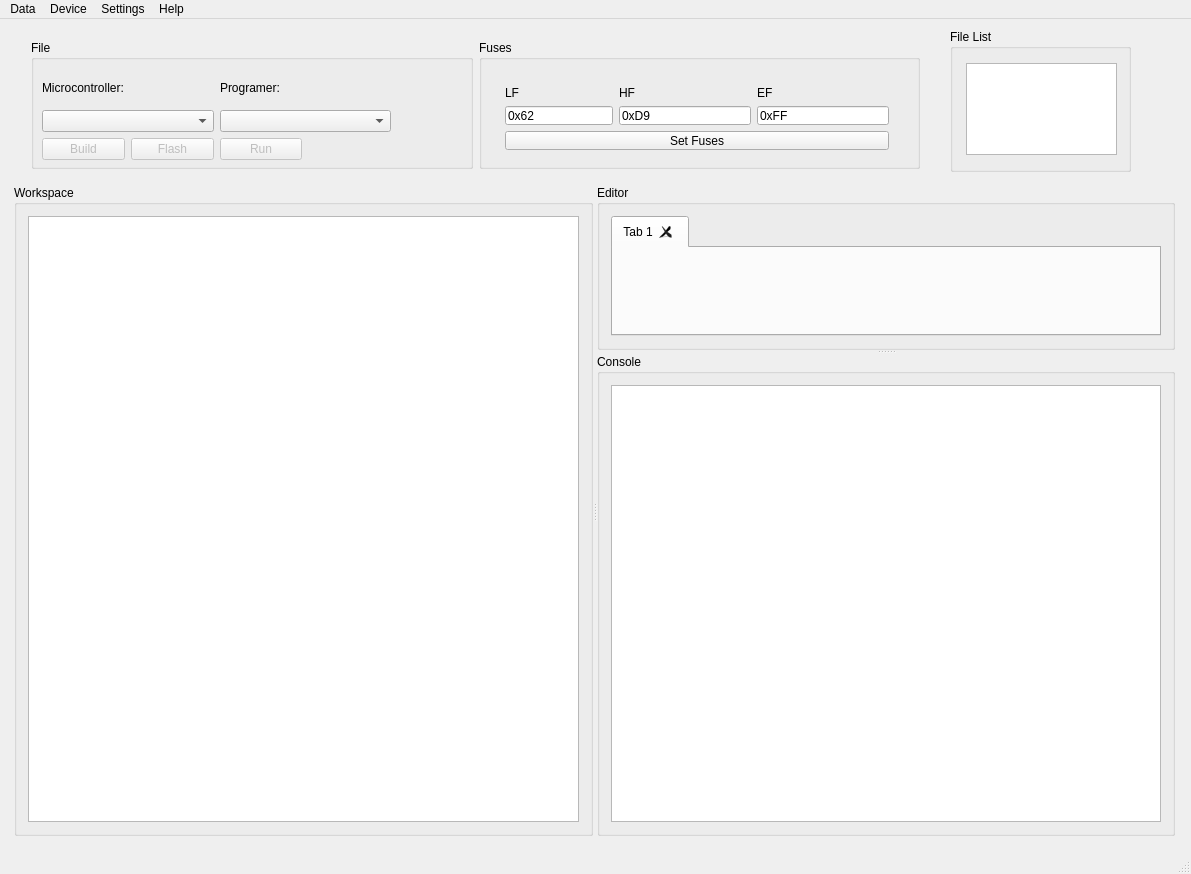
Old version of the form mainwindow.ui in the repository Barcley1990/QtAVR.
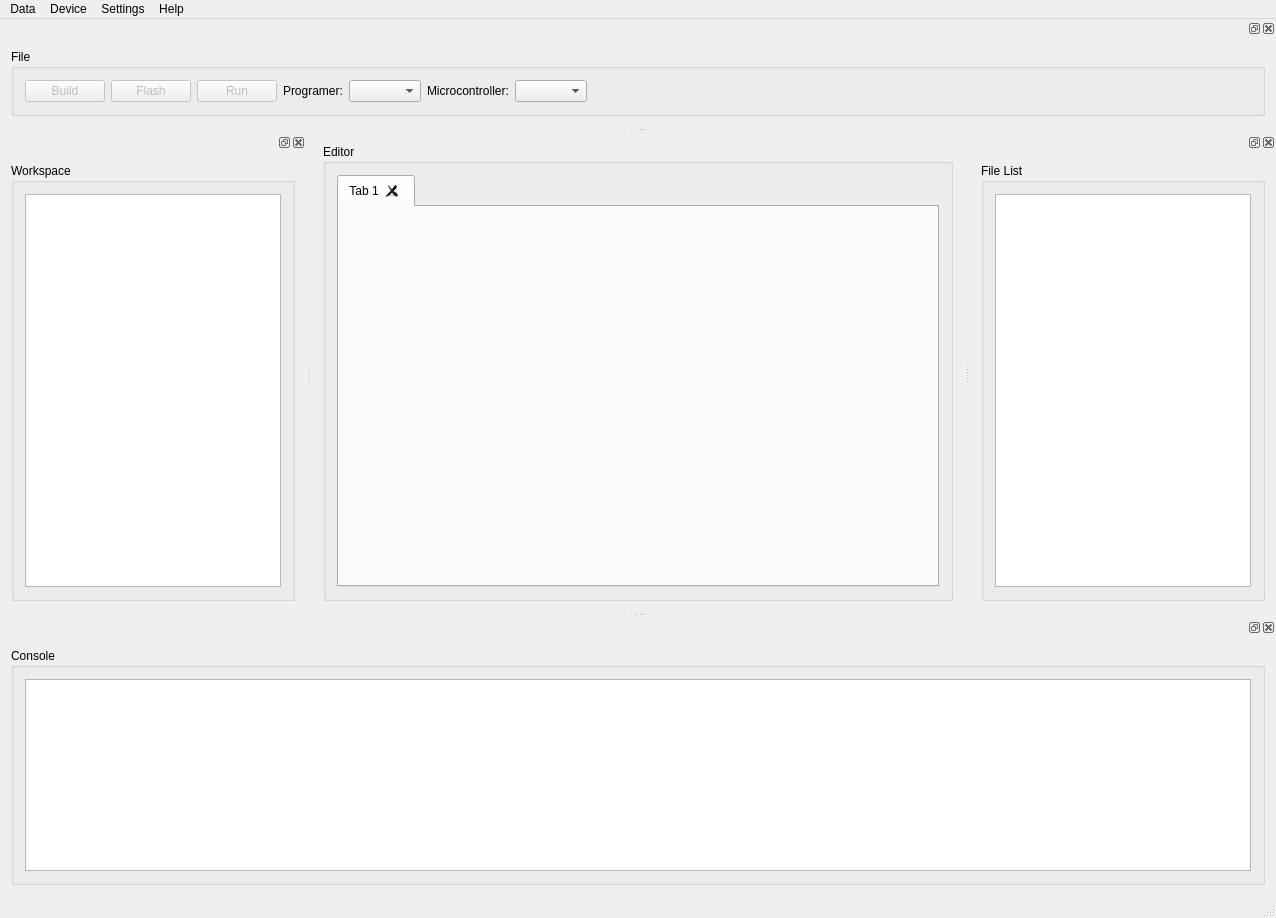
New version of the form. Icons and pictures are not drawn.

Commit message: New Layout with Dock Widgets

```diff
--- a/mainwindow.ui
+++ b/mainwindow.ui
@@ -6,8 +6,8 @@
    <rect>
     <x>0</x>
     <y>0</y>
-    <width>1191</width>
-    <height>874</height>
+    <width>1276</width>
+    <height>918</height>
    </rect>
   </property>
   <property name="minimumSize">
@@ -30,92 +30,8 @@
     <normaloff>:/images/images/chip03.png</normaloff>:/images/images/chip03.png</iconset>
   </property>
   <widget class="QWidget" name="centralWidget">
-   <widget class="QGroupBox" name="groupBox_6">
-    <property name="geometry">
-     <rect>
-      <x>950</x>
-      <y>10</y>
-      <width>181</width>
-      <height>143</height>
-     </rect>
-    </property>
-    <property name="sizePolicy">
-     <sizepolicy hsizetype="Maximum" vsizetype="Ignored">
-      <horstretch>0</horstretch>
-      <verstretch>0</verstretch>
-     </sizepolicy>
-    </property>
-    <property name="title">
-     <string>File List</string>
-    </property>
-    <widget class="QTextBrowser" name="cCfiles">
-     <property name="geometry">
-      <rect>
-       <x>16</x>
-       <y>34</y>
-       <width>151</width>
-       <height>92</height>
-      </rect>
-     </property>
-     <property name="sizePolicy">
-      <sizepolicy hsizetype="Maximum" vsizetype="Maximum">
-       <horstretch>0</horstretch>
-       <verstretch>0</verstretch>
-      </sizepolicy>
-     </property>
-     <property name="frameShape">
-      <enum>QFrame::StyledPanel</enum>
-     </property>
-     <property name="frameShadow">
-      <enum>QFrame::Sunken</enum>
-     </property>
-     <property name="midLineWidth">
-      <number>1</number>
-     </property>
-     <property name="textInteractionFlags">
-      <set>Qt::TextBrowserInteraction</set>
-     </property>
-    </widget>
-   </widget>
-   <widget class="QSplitter" name="splitter_2">
-    <property name="geometry">
-     <rect>
-      <x>14</x>
-      <y>166</y>
-      <width>1161</width>
-      <height>651</height>
-     </rect>
-    </property>
-    <property name="orientation">
-     <enum>Qt::Horizontal</enum>
-    </property>
-    <widget class="QGroupBox" name="groupBox">
-     <property name="sizePolicy">
-      <sizepolicy hsizetype="Expanding" vsizetype="Expanding">
-       <horstretch>0</horstretch>
-       <verstretch>0</verstretch>
-      </sizepolicy>
-     </property>
-     <property name="title">
-      <string>Workspace</string>
-     </property>
-     <layout class="QVBoxLayout" name="verticalLayout_7">
-      <item>
-       <widget class="QTreeView" name="treeView">
-        <property name="sizePolicy">
-         <sizepolicy hsizetype="Preferred" vsizetype="Expanding">
-          <horstretch>0</horstretch>
-          <verstretch>0</verstretch>
-         </sizepolicy>
-        </property>
-       </widget>
-      </item>
-     </layout>
-    </widget>
-    <widget class="QSplitter" name="splitter">
-     <property name="orientation">
-      <enum>Qt::Vertical</enum>
-     </property>
+   <layout class="QGridLayout" name="gridLayout_8">
+    <item row="0" column="0">
      <widget class="QGroupBox" name="groupBox_4">
       <property name="sizePolicy">
        <sizepolicy hsizetype="Expanding" vsizetype="Expanding">
@@ -171,205 +87,15 @@
        </item>
       </layout>
      </widget>
-     <widget class="QGroupBox" name="groupBox_5">
-      <property name="sizePolicy">
-       <sizepolicy hsizetype="Expanding" vsizetype="Expanding">
-        <horstretch>0</horstretch>
-        <verstretch>0</verstretch>
-       </sizepolicy>
-      </property>
-      <property name="title">
-       <string>Console</string>
-      </property>
-      <layout class="QHBoxLayout" name="horizontalLayout_13">
-       <item>
-        <widget class="QTextBrowser" name="cOutput">
-         <property name="sizePolicy">
-          <sizepolicy hsizetype="Preferred" vsizetype="Preferred">
-           <horstretch>0</horstretch>
-           <verstretch>0</verstretch>
-          </sizepolicy>
-         </property>
-        </widget>
-       </item>
-      </layout>
-     </widget>
-    </widget>
-   </widget>
-   <widget class="QWidget" name="">
-    <property name="geometry">
-     <rect>
-      <x>20</x>
-      <y>10</y>
-      <width>911</width>
-      <height>151</height>
-     </rect>
-    </property>
-    <layout class="QHBoxLayout" name="horizontalLayout">
-     <item>
-      <widget class="QGroupBox" name="groupBox_3">
-       <property name="sizePolicy">
-        <sizepolicy hsizetype="Preferred" vsizetype="Preferred">
-         <horstretch>0</horstretch>
-         <verstretch>0</verstretch>
-        </sizepolicy>
-       </property>
-       <property name="title">
-        <string>File</string>
-       </property>
-       <widget class="QWidget" name="">
-        <property name="geometry">
-         <rect>
-          <x>0</x>
-          <y>20</y>
-          <width>371</width>
-          <height>111</height>
-         </rect>
-        </property>
-        <layout class="QGridLayout" name="gridLayout">
-         <item row="0" column="0" colspan="2">
-          <widget class="QLabel" name="label">
-           <property name="text">
-            <string>Microcontroller:</string>
-           </property>
-          </widget>
-         </item>
-         <item row="0" column="2" colspan="2">
-          <widget class="QLabel" name="label_2">
-           <property name="text">
-            <string>Programer:</string>
-           </property>
-          </widget>
-         </item>
-         <item row="1" column="0" colspan="2">
-          <widget class="QComboBox" name="cbController"/>
-         </item>
-         <item row="1" column="2" colspan="2">
-          <widget class="QComboBox" name="cbFlashtool"/>
-         </item>
-         <item row="2" column="0">
-          <widget class="QPushButton" name="bBuild">
-           <property name="enabled">
-            <bool>false</bool>
-           </property>
-           <property name="text">
-            <string>Build</string>
-           </property>
-          </widget>
-         </item>
-         <item row="2" column="1">
-          <widget class="QPushButton" name="bFlash">
-           <property name="enabled">
-            <bool>false</bool>
-           </property>
-           <property name="text">
-            <string>Flash</string>
-           </property>
-          </widget>
-         </item>
-         <item row="2" column="2">
-          <widget class="QPushButton" name="bRun">
-           <property name="enabled">
-            <bool>false</bool>
-           </property>
-           <property name="text">
-            <string>Run</string>
-           </property>
-          </widget>
-         </item>
-        </layout>
-       </widget>
-       <zorder>cbController</zorder>
-       <zorder>bFlash</zorder>
-       <zorder>bBuild</zorder>
-       <zorder>label_2</zorder>
-       <zorder>cbFlashtool</zorder>
-       <zorder>bRun</zorder>
-       <zorder>groupBox_7</zorder>
-      </widget>
-     </item>
-     <item>
-      <widget class="QGroupBox" name="groupBox_7">
-       <property name="title">
-        <string>Fuses</string>
-       </property>
-       <widget class="QWidget" name="">
-        <property name="geometry">
-         <rect>
-          <x>15</x>
-          <y>35</y>
-          <width>406</width>
-          <height>86</height>
-         </rect>
-        </property>
-        <layout class="QGridLayout" name="gridLayout_2">
-         <item row="1" column="0" colspan="3">
-          <widget class="QLineEdit" name="lLF">
-           <property name="text">
-            <string>0x62</string>
-           </property>
-          </widget>
-         </item>
-         <item row="1" column="3">
-          <widget class="QLineEdit" name="lHF">
-           <property name="text">
-            <string>0xD9</string>
-           </property>
-          </widget>
-         </item>
-         <item row="1" column="4">
-          <widget class="QLineEdit" name="lEF">
-           <property name="text">
-            <string>0xFF</string>
-           </property>
-          </widget>
-         </item>
-         <item row="2" column="0" colspan="5">
-          <widget class="QPushButton" name="bFuses">
-           <property name="text">
-            <string>Set Fuses</string>
-           </property>
-          </widget>
-         </item>
-         <item row="0" column="3">
-          <widget class="QLabel" name="label_5">
-           <property name="text">
-            <string>HF</string>
-           </property>
-          </widget>
-         </item>
-         <item row="0" column="4">
-          <widget class="QLabel" name="label_7">
-           <property name="text">
-            <string>EF</string>
-           </property>
-          </widget>
-         </item>
-         <item row="0" column="0" colspan="3">
-          <widget class="QLabel" name="label_6">
-           <property name="text">
-            <string>LF</string>
-           </property>
-          </widget>
-         </item>
-        </layout>
-       </widget>
-      </widget>
-     </item>
-    </layout>
-   </widget>
-   <zorder></zorder>
-   <zorder>groupBox_7</zorder>
-   <zorder>groupBox_7</zorder>
-   <zorder>groupBox_6</zorder>
-   <zorder>groupBox_3</zorder>
+    </item>
+   </layout>
   </widget>
   <widget class="QMenuBar" name="menuBar">
    <property name="geometry">
     <rect>
      <x>0</x>
      <y>0</y>
-     <width>1191</width>
+     <width>1276</width>
      <height>22</height>
     </rect>
    </property>
@@ -418,6 +144,211 @@
    <addaction name="menuHelp"/>
   </widget>
   <widget class="QStatusBar" name="statusBar"/>
+  <widget class="QDockWidget" name="dockWidget">
+   <attribute name="dockWidgetArea">
+    <number>1</number>
+   </attribute>
+   <widget class="QWidget" name="dockWidgetContents">
+    <layout class="QGridLayout" name="gridLayout_3">
+     <item row="0" column="1">
+      <widget class="QGroupBox" name="groupBox">
+       <property name="sizePolicy">
+        <sizepolicy hsizetype="Expanding" vsizetype="Expanding">
+         <horstretch>0</horstretch>
+         <verstretch>0</verstretch>
+        </sizepolicy>
+       </property>
+       <property name="title">
+        <string>Workspace</string>
+       </property>
+       <layout class="QGridLayout" name="gridLayout_2">
+        <item row="0" column="0">
+         <widget class="QTreeView" name="treeView">
+          <property name="sizePolicy">
+           <sizepolicy hsizetype="Expanding" vsizetype="Expanding">
+            <horstretch>0</horstretch>
+            <verstretch>0</verstretch>
+           </sizepolicy>
+          </property>
+         </widget>
+        </item>
+       </layout>
+      </widget>
+     </item>
+    </layout>
+   </widget>
+  </widget>
+  <widget class="QDockWidget" name="dockWidget_2">
+   <attribute name="dockWidgetArea">
+    <number>4</number>
+   </attribute>
+   <widget class="QWidget" name="dockWidgetContents_2">
+    <layout class="QGridLayout" name="gridLayout_5">
+     <item row="0" column="0">
+      <widget class="QGroupBox" name="groupBox_3">
+       <property name="sizePolicy">
+        <sizepolicy hsizetype="Expanding" vsizetype="Maximum">
+         <horstretch>0</horstretch>
+         <verstretch>0</verstretch>
+        </sizepolicy>
+       </property>
+       <property name="title">
+        <string>File</string>
+       </property>
+       <layout class="QGridLayout" name="gridLayout_4">
+        <item row="0" column="0">
+         <layout class="QGridLayout" name="gridLayout">
+          <item row="0" column="0">
+           <widget class="QPushButton" name="bBuild">
+            <property name="enabled">
+             <bool>false</bool>
+            </property>
+            <property name="text">
+             <string>Build</string>
+            </property>
+           </widget>
+          </item>
+          <item row="0" column="2">
+           <widget class="QPushButton" name="bRun">
+            <property name="enabled">
+             <bool>false</bool>
+            </property>
+            <property name="text">
+             <string>Run</string>
+            </property>
+           </widget>
+          </item>
+          <item row="0" column="1">
+           <widget class="QPushButton" name="bFlash">
+            <property name="enabled">
+             <bool>false</bool>
+            </property>
+            <property name="text">
+             <string>Flash</string>
+            </property>
+           </widget>
+          </item>
+          <item row="0" column="4">
+           <widget class="QLabel" name="label_2">
+            <property name="text">
+             <string>Programer:</string>
+            </property>
+           </widget>
+          </item>
+          <item row="0" column="7">
+           <widget class="QLabel" name="label">
+            <property name="text">
+             <string>Microcontroller:</string>
+            </property>
+           </widget>
+          </item>
+          <item row="0" column="5">
+           <widget class="QComboBox" name="cbFlashtool"/>
+          </item>
+          <item row="0" column="8">
+           <widget class="QComboBox" name="cbController"/>
+          </item>
+         </layout>
+        </item>
+        <item row="0" column="1">
+         <spacer name="horizontalSpacer">
+          <property name="orientation">
+           <enum>Qt::Horizontal</enum>
+          </property>
+          <property name="sizeHint" stdset="0">
+           <size>
+            <width>40</width>
+            <height>20</height>
+           </size>
+          </property>
+         </spacer>
+        </item>
+       </layout>
+      </widget>
+     </item>
+    </layout>
+   </widget>
+  </widget>
+  <widget class="QDockWidget" name="dockWidget_4">
+   <attribute name="dockWidgetArea">
+    <number>2</number>
+   </attribute>
+   <widget class="QWidget" name="dockWidgetContents_5">
+    <layout class="QGridLayout" name="gridLayout_7">
+     <item row="0" column="0">
+      <widget class="QGroupBox" name="groupBox_6">
+       <property name="sizePolicy">
+        <sizepolicy hsizetype="Expanding" vsizetype="Expanding">
+         <horstretch>0</horstretch>
+         <verstretch>0</verstretch>
+        </sizepolicy>
+       </property>
+       <property name="title">
+        <string>File List</string>
+       </property>
+       <layout class="QHBoxLayout" name="horizontalLayout_2">
+        <item>
+         <widget class="QTextBrowser" name="cCfiles">
+          <property name="sizePolicy">
+           <sizepolicy hsizetype="Expanding" vsizetype="Expanding">
+            <horstretch>0</horstretch>
+            <verstretch>0</verstretch>
+           </sizepolicy>
+          </property>
+          <property name="frameShape">
+           <enum>QFrame::StyledPanel</enum>
+          </property>
+          <property name="frameShadow">
+           <enum>QFrame::Sunken</enum>
+          </property>
+          <property name="midLineWidth">
+           <number>1</number>
+          </property>
+          <property name="textInteractionFlags">
+           <set>Qt::TextBrowserInteraction</set>
+          </property>
+         </widget>
+        </item>
+       </layout>
+      </widget>
+     </item>
+    </layout>
+   </widget>
+  </widget>
+  <widget class="QDockWidget" name="dockWidget_5">
+   <attribute name="dockWidgetArea">
+    <number>8</number>
+   </attribute>
+   <widget class="QWidget" name="dockWidgetContents_6">
+    <layout class="QGridLayout" name="gridLayout_6">
+     <item row="0" column="0">
+      <widget class="QGroupBox" name="groupBox_5">
+       <property name="sizePolicy">
+        <sizepolicy hsizetype="Expanding" vsizetype="Preferred">
+         <horstretch>0</horstretch>
+         <verstretch>0</verstretch>
+        </sizepolicy>
+       </property>
+       <property name="title">
+        <string>Console</string>
+       </property>
+       <layout class="QHBoxLayout" name="horizontalLayout_13">
+        <item>
+         <widget class="QTextBrowser" name="cOutput">
+          <property name="sizePolicy">
+           <sizepolicy hsizetype="Expanding" vsizetype="Expanding">
+            <horstretch>0</horstretch>
+            <verstretch>0</verstretch>
+           </sizepolicy>
+          </property>
+         </widget>
+        </item>
+       </layout>
+      </widget>
+     </item>
+    </layout>
+   </widget>
+  </widget>
   <action name="actionOpen_Project">
    <property name="text">
     <string>Open Project</string>
```
The commit also changes 7 other files.
